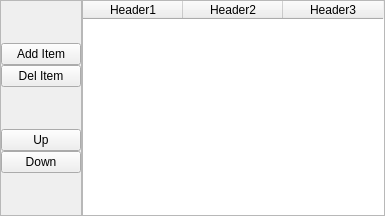
This is appli/prodManager/ui/defaultSettingsWgt.ui in snaress/studio as Qt 5 draws it before an edit. The edited form follows.
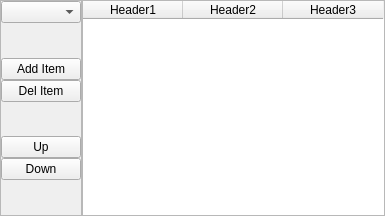
This is the edited form.

Commit message: prodManager: project settings: Mise en place Trees setiings, Steps settings, merge settings dialog

Diff of the .ui file:
```diff
--- a/appli/prodManager/ui/defaultSettingsWgt.ui
+++ b/appli/prodManager/ui/defaultSettingsWgt.ui
@@ -32,6 +32,13 @@
       <property name="margin">
        <number>0</number>
       </property>
+      <item>
+       <widget class="QComboBox" name="cbCurrentTree">
+        <property name="toolTip">
+         <string>Current Tree</string>
+        </property>
+       </widget>
+      </item>
       <item>
        <spacer name="verticalSpacer_2">
         <property name="orientation">
```
The commit also changes 9 other files.
